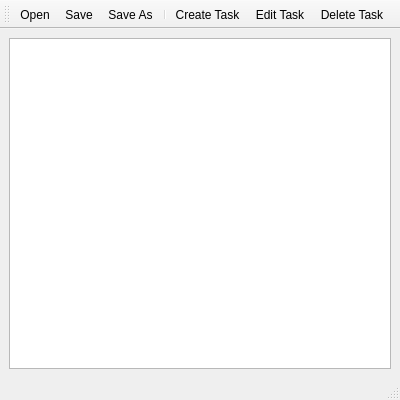
Before: the Qt Designer form resources/ui/main_window.ui in JakubFranek/BlbniCheck, drawn with Qt 5.
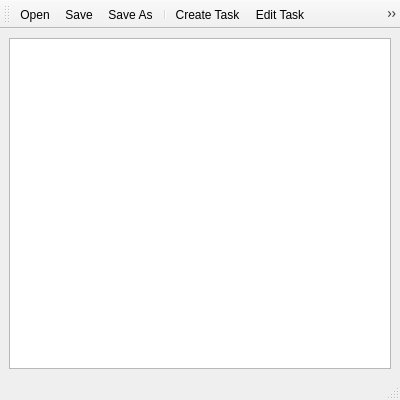
After: the same form once the commit is applied.

Diff of the .ui file:
```diff
--- a/resources/ui/main_window.ui
+++ b/resources/ui/main_window.ui
@@ -79,6 +79,9 @@
    <addaction name="actionCreate_Task"/>
    <addaction name="actionEdit_Task"/>
    <addaction name="actionDelete_Task"/>
+   <addaction name="separator"/>
+   <addaction name="actionSet_as_Done"/>
+   <addaction name="actionSet_as_Undone"/>
   </widget>
   <action name="actionCreate_Task">
    <property name="text">
@@ -164,6 +167,28 @@
     <string>Ctrl+Shift+S</string>
    </property>
   </action>
+  <action name="actionSet_as_Done">
+   <property name="text">
+    <string>Set as Done</string>
+   </property>
+   <property name="toolTip">
+    <string>Set selected Task(s) as Done</string>
+   </property>
+   <property name="statusTip">
+    <string>Set selected Task(s) as Done</string>
+   </property>
+  </action>
+  <action name="actionSet_as_Undone">
+   <property name="text">
+    <string>Set as Undone</string>
+   </property>
+   <property name="toolTip">
+    <string>Set selected Task(s) as Undone</string>
+   </property>
+   <property name="statusTip">
+    <string>Set selected Task(s) as Undone</string>
+   </property>
+  </action>
  </widget>
  <resources/>
  <connections/>
```
